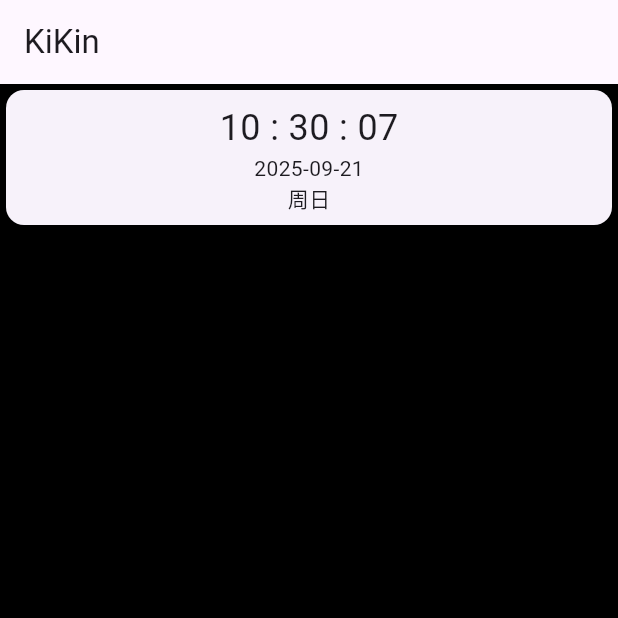
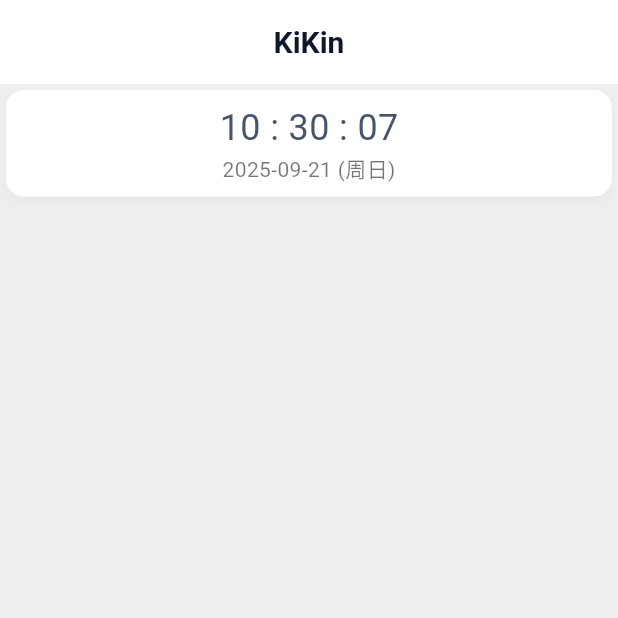
Before and after one commit to LonelyFellas/kikin, a Flutter app: the screen it shows after launch, on a phone screen of 412 x 824 dp, the top half of it. Run offline on Flutter 3.47's test engine with Material 3 defaults, Android fonts, the phone set to English and light mode, and no system bars.

Commit message:
feat: ai构建主题系统

```diff
--- a/lib/main.dart
+++ b/lib/main.dart
@@ -1,5 +1,6 @@
 import 'dart:async';
 import 'package:flutter/material.dart';
+import 'package:kikin/theme.dart';
 
 void main() {
   runApp(const MyApp());
@@ -17,11 +18,11 @@ class _MyAppState extends State<MyApp> {
   Widget build(BuildContext context) {
     return MaterialApp(
       title: 'KiKin',
-      theme: ThemeData(primarySwatch: Colors.blue),
+      theme: WorkAppTheme.lightTheme,
       home: Scaffold(
         appBar: AppBar(title: Text('KiKin')),
         body: Container(
-          color: Colors.black,
+          color: Colors.grey[200],
           child: Column(children: [_CurrentTimeCard()]),
         ),
       ),
@@ -105,8 +106,10 @@ class _CurrentTimeCardState extends State<_CurrentTimeCard> {
         child: Column(
           children: [
             Text(_hourMinuteSecond ?? '', style: TextStyle(fontSize: 24)),
-            Text(_yearMonthDay ?? ''),
-            Text(_weekDay ?? ''),
+            Text(
+              '$_yearMonthDay ($_weekDay)',
+              style: TextStyle(fontSize: 14, color: Colors.black54),
+            ),
           ],
         ),
       ),
--- /dev/null
+++ b/lib/theme.dart
@@ -0,0 +1,338 @@
+import 'package:flutter/material.dart';
+
+// 主题颜色定义
+class WorkAppColors {
+  // 主品牌色 - 专业蓝
+  static const Color primary = Color(0xFF2563EB); // 活力蓝
+  static const Color primaryLight = Color(0xFF3B82F6); // 浅蓝
+  static const Color primaryDark = Color(0xFF1D4ED8); // 深蓝
+
+  // 辅助色 - 成功绿
+  static const Color success = Color(0xFF10B981); // 成功绿
+  static const Color successLight = Color(0xFF34D399); // 浅绿
+  static const Color successDark = Color(0xFF059669); // 深绿
+
+  // 警告色 - 活力橙
+  static const Color warning = Color(0xFFF59E0B); // 警告橙
+  static const Color warningLight = Color(0xFFFBBF24); // 浅橙
+  static const Color warningDark = Color(0xFFD97706); // 深橙
+
+  // 错误色 - 警示红
+  static const Color error = Color(0xFFEF4444); // 错误红
+  static const Color errorLight = Color(0xFFF87171); // 浅红
+  static const Color errorDark = Color(0xFFDC2626); // 深红
+
+  // 信息色 - 科技紫
+  static const Color info = Color(0xFF8B5CF6); // 信息紫
+  static const Color infoLight = Color(0xFFA78BFA); // 浅紫
+  static const Color infoDark = Color(0xFF7C3AED); // 深紫
+
+  // 中性色系
+  static const Color neutral50 = Color(0xFFF8FAFC); // 最浅灰
+  static const Color neutral100 = Color(0xFFF1F5F9); // 浅灰
+  static const Color neutral200 = Color(0xFFE2E8F0); // 中浅灰
+  static const Color neutral300 = Color(0xFFCBD5E1); // 中灰
+  static const Color neutral400 = Color(0xFF94A3B8); // 中深灰
+  static const Color neutral500 = Color(0xFF64748B); // 深灰
+  static const Color neutral600 = Color(0xFF475569); // 更深灰
+  static const Color neutral700 = Color(0xFF334155); // 深灰
+  static const Color neutral800 = Color(0xFF1E293B); // 最深灰
+  static const Color neutral900 = Color(0xFF0F172A); // 近黑
+
+  // 背景色系
+  static const Color background = Color(0xFFFAFBFC); // 主背景
+  static const Color surface = Color(0xFFFFFFFF); // 卡片背景
+  static const Color surfaceVariant = Color(0xFFF8FAFC); // 变体背景
+
+  // 文字色系
+  static const Color textPrimary = Color(0xFF0F172A); // 主文字
+  static const Color textSecondary = Color(0xFF475569); // 次文字
+  static const Color textTertiary = Color(0xFF94A3B8); // 三级文字
+  static const Color textDisabled = Color(0xFFCBD5E1); // 禁用文字
+
+  // 边框色系
+  static const Color border = Color(0xFFE2E8F0); // 主边框
+  static const Color borderLight = Color(0xFFF1F5F9); // 浅边框
+  static const Color borderDark = Color(0xFFCBD5E1); // 深边框
+
+  // 阴影色系
+  static const Color shadow = Color(0x1A000000); // 主阴影
+  static const Color shadowLight = Color(0x0D000000); // 浅阴影
+  static const Color shadowDark = Color(0x33000000); // 深阴影
+}
+
+class WorkAppGradients {
+  // 主渐变
+  static const LinearGradient primaryGradient = LinearGradient(
+    begin: Alignment.topLeft,
+    end: Alignment.bottomRight,
+    colors: [WorkAppColors.primary, WorkAppColors.primaryLight],
+  );
+
+  // 成功渐变
+  static const LinearGradient successGradient = LinearGradient(
+    begin: Alignment.topLeft,
+    end: Alignment.bottomRight,
+    colors: [WorkAppColors.success, WorkAppColors.successLight],
+  );
+
+  // 警告渐变
+  static const LinearGradient warningGradient = LinearGradient(
+    begin: Alignment.topLeft,
+    end: Alignment.bottomRight,
+    colors: [WorkAppColors.warning, WorkAppColors.warningLight],
+  );
+
+  // 错误渐变
+  static const LinearGradient errorGradient = LinearGradient(
+    begin: Alignment.topLeft,
+    end: Alignment.bottomRight,
+    colors: [WorkAppColors.error, WorkAppColors.errorLight],
+  );
+
+  // 信息渐变
+  static const LinearGradient infoGradient = LinearGradient(
+    begin: Alignment.topLeft,
+    end: Alignment.bottomRight,
+    colors: [WorkAppColors.info, WorkAppColors.infoLight],
+  );
+
+  // 背景渐变
+  static const LinearGradient backgroundGradient = LinearGradient(
+    begin: Alignment.topCenter,
+    end: Alignment.bottomCenter,
+    colors: [WorkAppColors.background, WorkAppColors.neutral50],
+  );
+
+  // 卡片渐变
+  static const LinearGradient cardGradient = LinearGradient(
+    begin: Alignment.topLeft,
+    end: Alignment.bottomRight,
+    colors: [WorkAppColors.surface, WorkAppColors.surfaceVariant],
+  );
+}
+
+class WorkAppTheme {
+  // 浅色主题
+  static ThemeData get lightTheme {
+    return ThemeData(
+      useMaterial3: true,
+      brightness: Brightness.light,
+
+      // 颜色方案
+      colorScheme: const ColorScheme.light(
+        primary: WorkAppColors.primary,
+        primaryContainer: WorkAppColors.primaryLight,
+        secondary: WorkAppColors.success,
+        secondaryContainer: WorkAppColors.successLight,
+        tertiary: WorkAppColors.info,
+        tertiaryContainer: WorkAppColors.infoLight,
+        error: WorkAppColors.error,
+        errorContainer: WorkAppColors.errorLight,
+        surface: WorkAppColors.surface,
+        surfaceVariant: WorkAppColors.surfaceVariant,
+        background: WorkAppColors.background,
+        onPrimary: Colors.white,
+        onSecondary: Colors.white,
+        onTertiary: Colors.white,
+        onError: Colors.white,
+        onSurface: WorkAppColors.textPrimary,
+        onBackground: WorkAppColors.textPrimary,
+        outline: WorkAppColors.border,
+        outlineVariant: WorkAppColors.borderLight,
+      ),
+
+      // AppBar主题
+      appBarTheme: const AppBarTheme(
+        backgroundColor: WorkAppColors.surface,
+        foregroundColor: WorkAppColors.textPrimary,
+        elevation: 0,
+        centerTitle: true,
+        titleTextStyle: TextStyle(
+          color: WorkAppColors.textPrimary,
+          fontSize: 20,
+          fontWeight: FontWeight.w600,
+        ),
+      ),
+
+      // 卡片主题
+      cardTheme: CardThemeData(
+        color: WorkAppColors.surface,
+        elevation: 2,
+        shadowColor: WorkAppColors.shadow,
+        shape: RoundedRectangleBorder(borderRadius: BorderRadius.circular(12)),
+      ),
+
+      // 按钮主题
+      elevatedButtonTheme: ElevatedButtonThemeData(
+        style: ElevatedButton.styleFrom(
+          backgroundColor: WorkAppColors.primary,
+          foregroundColor: Colors.white,
+          elevation: 2,
+          shadowColor: WorkAppColors.shadow,
+          shape: RoundedRectangleBorder(borderRadius: BorderRadius.circular(8)),
+          padding: const EdgeInsets.symmetric(horizontal: 24, vertical: 12),
+        ),
+      ),
+
+      // 输入框主题
+      inputDecorationTheme: InputDecorationTheme(
+        filled: true,
+        fillColor: WorkAppColors.surface,
+        border: OutlineInputBorder(
+          borderRadius: BorderRadius.circular(8),
+          borderSide: const BorderSide(color: WorkAppColors.border),
+        ),
+        enabledBorder: OutlineInputBorder(
+          borderRadius: BorderRadius.circular(8),
+          borderSide: const BorderSide(color: WorkAppColors.border),
+        ),
+        focusedBorder: OutlineInputBorder(
+          borderRadius: BorderRadius.circular(8),
+          borderSide: const BorderSide(color: WorkAppColors.primary, width: 2),
+        ),
+        errorBorder: OutlineInputBorder(
+          borderRadius: BorderRadius.circular(8),
+          borderSide: const BorderSide(color: WorkAppColors.error),
+        ),
+        contentPadding: const EdgeInsets.symmetric(
+          horizontal: 16,
+          vertical: 12,
+        ),
+      ),
+
+      // 文本主题
+      textTheme: const TextTheme(
+        displayLarge: TextStyle(
+          color: WorkAppColors.textPrimary,
+          fontSize: 32,
+          fontWeight: FontWeight.bold,
+        ),
+        displayMedium: TextStyle(
+          color: WorkAppColors.textPrimary,
+          fontSize: 28,
+          fontWeight: FontWeight.bold,
+        ),
+        displaySmall: TextStyle(
+          color: WorkAppColors.textPrimary,
+          fontSize: 24,
+          fontWeight: FontWeight.bold,
+        ),
+        headlineLarge: TextStyle(
+          color: WorkAppColors.textPrimary,
+          fontSize: 22,
+          fontWeight: FontWeight.w600,
+        ),
+        headlineMedium: TextStyle(
+          color: WorkAppColors.textPrimary,
+          fontSize: 20,
+          fontWeight: FontWeight.w600,
+        ),
+        headlineSmall: TextStyle(
+          color: WorkAppColors.textPrimary,
+          fontSize: 18,
+          fontWeight: FontWeight.w600,
+        ),
+        titleLarge: TextStyle(
+          color: WorkAppColors.textPrimary,
+          fontSize: 16,
+          fontWeight: FontWeight.w500,
+        ),
+        titleMedium: TextStyle(
+          color: WorkAppColors.textPrimary,
+          fontSize: 14,
+          fontWeight: FontWeight.w500,
+        ),
+        titleSmall: TextStyle(
+          color: WorkAppColors.textPrimary,
+          fontSize: 12,
+          fontWeight: FontWeight.w500,
+        ),
+        bodyLarge: TextStyle(
+          color: WorkAppColors.textPrimary,
+          fontSize: 16,
+          fontWeight: FontWeight.normal,
+        ),
+        bodyMedium: TextStyle(
+          color: WorkAppColors.textSecondary,
+          fontSize: 14,
+          fontWeight: FontWeight.normal,
+        ),
+        bodySmall: TextStyle(
+          color: WorkAppColors.textTertiary,
+          fontSize: 12,
+          fontWeight: FontWeight.normal,
+        ),
+      ),
+    );
+  }
+
+  // 深色主题
+  static ThemeData get darkTheme {
+    return ThemeData(
+      useMaterial3: true,
+      brightness: Brightness.dark,
+
+      colorScheme: const ColorScheme.dark(
+        primary: WorkAppColors.primaryLight,
+        primaryContainer: WorkAppColors.primary,
+        secondary: WorkAppColors.successLight,
+        secondaryContainer: WorkAppColors.success,
+        tertiary: WorkAppColors.infoLight,
+        tertiaryContainer: WorkAppColors.info,
+        error: WorkAppColors.errorLight,
+        errorContainer: WorkAppColors.error,
+        surface: WorkAppColors.neutral800,
+        surfaceVariant: WorkAppColors.neutral700,
+        background: WorkAppColors.neutral900,
+        onPrimary: WorkAppColors.neutral900,
+        onSecondary: WorkAppColors.neutral900,
+        onTertiary: WorkAppColors.neutral900,
+        onError: WorkAppColors.neutral900,
+        onSurface: WorkAppColors.neutral100,
+        onBackground: WorkAppColors.neutral100,
+        outline: WorkAppColors.neutral600,
+        outlineVariant: WorkAppColors.neutral700,
+      ),
+
+      appBarTheme: const AppBarTheme(
+        backgroundColor: WorkAppColors.neutral800,
+        foregroundColor: WorkAppColors.neutral100,
+        elevation: 0,
+        centerTitle: true,
+        titleTextStyle: TextStyle(
+          color: WorkAppColors.neutral100,
+          fontSize: 20,
+          fontWeight: FontWeight.w600,
+        ),
+      ),
+
+      cardTheme: CardThemeData(
+        color: WorkAppColors.neutral800,
+        elevation: 2,
+        shadowColor: WorkAppColors.shadowDark,
+        shape: RoundedRectangleBorder(borderRadius: BorderRadius.circular(12)),
+      ),
+    );
+  }
+}
+
+class TaskStatusColors {
+  // 任务状态颜色
+  static const Color pending = WorkAppColors.warning; // 待处理 - 橙色
+  static const Color inProgress = WorkAppColors.info; // 进行中 - 紫色
+  static const Color completed = WorkAppColors.success; // 已完成 - 绿色
+  static const Color cancelled = WorkAppColors.error; // 已取消 - 红色
+  static const Color overdue = WorkAppColors.errorDark; // 已逾期 - 深红
+
+  // 优先级颜色
+  static const Color high = WorkAppColors.error; // 高优先级 - 红色
+  static const Color medium = WorkAppColors.warning; // 中优先级 - 橙色
+  static const Color low = WorkAppColors.success; // 低优先级 - 绿色
+
+  // 项目状态颜色
+  static const Color planning = WorkAppColors.info; // 规划中 - 紫色
+  static const Color active = WorkAppColors.primary; // 进行中 - 蓝色
+  static const Color onHold = WorkAppColors.neutral500; // 暂停 - 灰色
+  static const Color finished = WorkAppColors.success; // 已完成 - 绿色
+}
```
